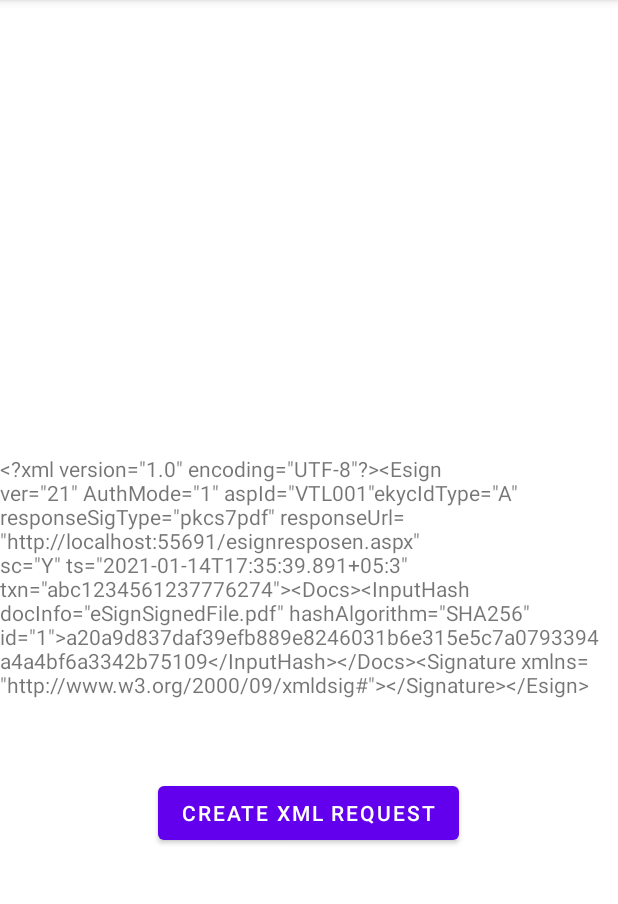
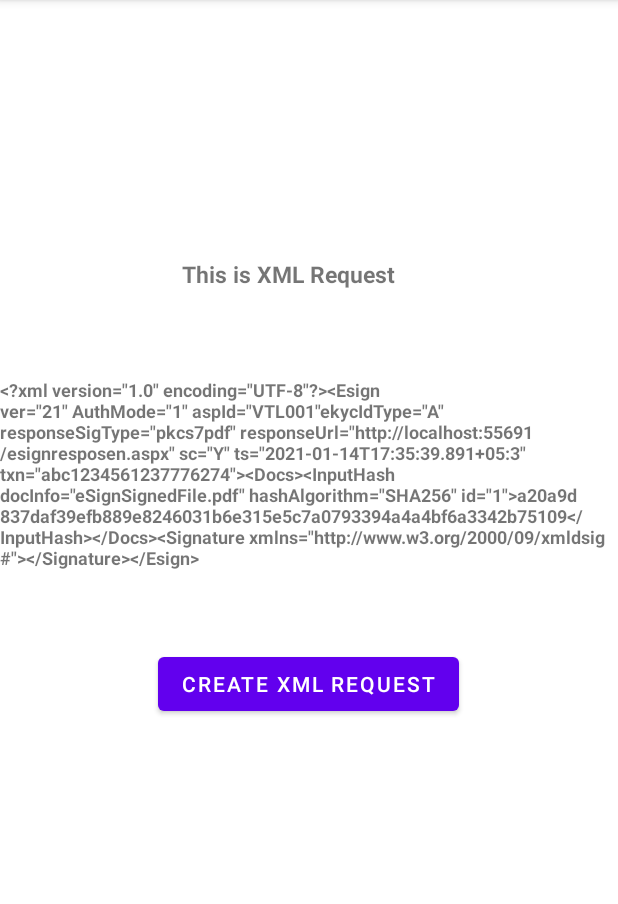
Before and after one commit to supriyamhaishale21/eSignatureLibrary, an Android app: the screen it shows after launch (MainActivity), after a tap on "CREATE XML REQUEST", on a phone screen of 412 x 824 dp, the part 84-988 px from its top. Run offline under Robolectric (Android 15) with nearby library versions, the phone set to English and light mode, and no system bars.

Commit message:
Updated code.

```diff
--- a/app/build.gradle
+++ b/app/build.gradle
@@ -36,5 +36,5 @@ dependencies {
     testImplementation 'junit:junit:4.+'
     androidTestImplementation 'androidx.test.ext:junit:1.1.3'
     androidTestImplementation 'androidx.test.espresso:espresso-core:3.4.0'
-    implementation 'com.github.supriyamhaishale21:eSignatureLibrary:1.1.5'
+    implementation 'com.github.supriyamhaishale21:eSignatureLibrary:1.1.6'
 }
--- a/app/src/main/java/com/coreco/esignatureapp/MainActivity.java
+++ b/app/src/main/java/com/coreco/esignatureapp/MainActivity.java
@@ -27,6 +27,7 @@ public class MainActivity extends AppCompatActivity {
         super.onCreate(savedInstanceState);
         setContentView(R.layout.activity_main);
         TextView txtJsonInput=findViewById(R.id.txtJsonInput);
+        TextView txtTitle=findViewById(R.id.txtTitle);
 
         Button btnXmlRequest=findViewById(R.id.btnXmlRequest);
 
@@ -54,7 +55,7 @@ public class MainActivity extends AppCompatActivity {
         btnXmlRequest.setOnClickListener(new View.OnClickListener() {
             @Override
             public void onClick(View view) {
-                AppendDigitalSignOnPdf.GetPDFeSignParams(MainActivity.this,pdfJsonInput,txtJsonInput);
+                AppendDigitalSignOnPdf.GetPDFeSignParams(MainActivity.this,pdfJsonInput,txtJsonInput,txtTitle);
             }
         });
 
--- a/app/src/main/res/layout/activity_main.xml
+++ b/app/src/main/res/layout/activity_main.xml
@@ -7,14 +7,34 @@
     tools:context=".MainActivity">
 
     <TextView
+        android:id="@+id/txtTitle"
+        android:layout_width="wrap_content"
+        android:layout_height="wrap_content"
+        android:text="This is JSON Request Send by User."
+        app:layout_constraintBottom_toBottomOf="parent"
+        app:layout_constraintHorizontal_bias="0.449"
+        android:textSize="15sp"
+        android:typeface="sans"
+        android:textStyle="bold"
+        app:layout_constraintLeft_toLeftOf="parent"
+        app:layout_constraintRight_toRightOf="parent"
+        app:layout_constraintTop_toTopOf="parent"
+        app:layout_constraintVertical_bias="0.23" />
+
+    <TextView
         android:id="@+id/txtJsonInput"
         android:layout_width="wrap_content"
         android:layout_height="wrap_content"
         android:text="Hello World!"
+        android:textSize="12sp"
+        android:typeface="sans"
+        android:textStyle="bold"
         app:layout_constraintBottom_toBottomOf="parent"
+        app:layout_constraintHorizontal_bias="0.449"
         app:layout_constraintLeft_toLeftOf="parent"
         app:layout_constraintRight_toRightOf="parent"
-        app:layout_constraintTop_toTopOf="parent" />
+        app:layout_constraintTop_toBottomOf="@+id/txtTitle"
+        app:layout_constraintVertical_bias="0.13" />
 
     <Button
         android:id="@+id/btnXmlRequest"
--- a/eSignatureLibrary/src/main/java/com/coreco/esignaturelibrary/AppendDigitalSignOnPdf.java
+++ b/eSignatureLibrary/src/main/java/com/coreco/esignaturelibrary/AppendDigitalSignOnPdf.java
@@ -53,15 +53,15 @@ public class AppendDigitalSignOnPdf {
      * @param context
      * @param eSignJsonFile Get the JSON file from assets folder and Read it.
      */
-    public static void GetPDFeSignParams(Context context, String eSignJsonFile, TextView txtJsonInput) {
-        ParseJson(eSignJsonFile,txtJsonInput);
+    public static void GetPDFeSignParams(Context context, String eSignJsonFile, TextView txtJsonInput,TextView txtTitle) {
+        ParseJson(eSignJsonFile,txtJsonInput,txtTitle);
     }
 
     /**
      * @param eSignJsonDetails Parse Json String and store it in Arraylist object
      *                         Pass this ArrayList to Create XML file
      */
-    public static void ParseJson(String eSignJsonDetails,TextView txtJsonInput) {
+    public static void ParseJson(String eSignJsonDetails,TextView txtJsonInput,TextView txtTitle) {
         ArrayList<PdfDetails> pdfListDetails = new ArrayList<>();
         ArrayList<eSignPdfDetails> esignListDetails = new ArrayList<>();
         ArrayList<SignatureDetails> signatureListDetails = new ArrayList<>();
@@ -118,7 +118,7 @@ public class AppendDigitalSignOnPdf {
             /**
              * Create XML file
              */
-            CreateXmlRequest(esignListDetails,txtJsonInput);
+            CreateXmlRequest(esignListDetails,txtJsonInput,txtTitle);
 
 
         } catch (JSONException e) {
@@ -141,7 +141,7 @@ public class AppendDigitalSignOnPdf {
      * @throws IOException                  Create XML request from inputs received from ASP client Application
      */
 
-    public static void CreateXmlRequest(ArrayList<eSignPdfDetails> eSignListDetails,TextView txtJsonInput)
+    public static void CreateXmlRequest(ArrayList<eSignPdfDetails> eSignListDetails,TextView txtJsonInput,TextView txtTitle)
             throws ParserConfigurationException, TransformerException, IOException {
 
         /**
@@ -168,16 +168,18 @@ public class AppendDigitalSignOnPdf {
                 "</Signature>" +
                 "</Esign>";
 
+        txtTitle.setText("This is XML Request");
+
         txtJsonInput.setText(eSignXml);
 
-        postXmlRequestToESP(eSignXml);
+        postXmlRequestToESP(eSignXml,txtJsonInput,txtTitle);
 
     }
 
     /**
      * @param eSignXml
      */
-    public static void postXmlRequestToESP(String eSignXml) {
+    public static void postXmlRequestToESP(String eSignXml,TextView txtJsonInput,TextView txtTitle) {
         StrictMode.ThreadPolicy policy = new StrictMode.ThreadPolicy.Builder().permitAll().build();
         StrictMode.setThreadPolicy(policy);
         try {
@@ -243,6 +245,9 @@ public class AppendDigitalSignOnPdf {
 
             System.out.println("Response= " + eSignXmlResponse.toString());
 
+            txtTitle.setText("This is XML Response");
+
+            txtJsonInput.setText(eSignXmlResponse.toString());
             ParseXmlResponse(eSignXmlResponse.toString());
 
         } catch (MalformedURLException e) {
```
